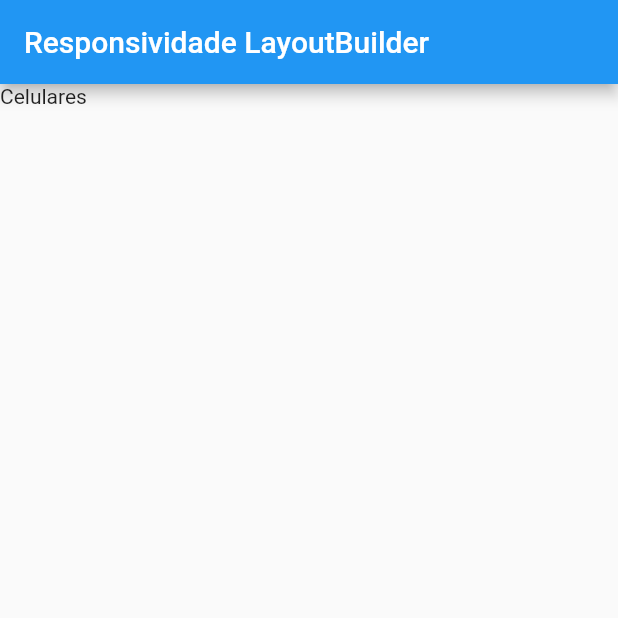
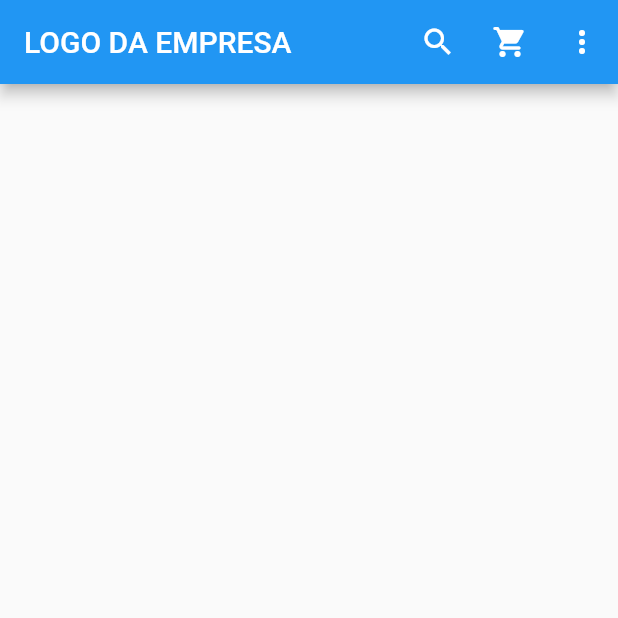
Before and after one commit to PauloRafaelSousaAlves/Responsiveness, a Flutter app: the screen it shows after launch, on a phone screen of 412 x 824 dp, the top half of it. Run offline on Flutter 3.47's test engine with Material 2 defaults, Android fonts, the phone set to English and light mode, and no system bars; missing offline and left inert: dart:html.

Commit message:
creation of mobile and web appbar

```diff
--- /dev/null
+++ b/lib/exemplo_loja_virtual/vitual_store.dart
@@ -0,0 +1,37 @@
+import 'package:flutter/material.dart';
+import 'package:responsiveness/exemplo_loja_virtual/widget/mobile_appbar.dart';
+import 'package:responsiveness/exemplo_loja_virtual/widget/web_appbar.dart';
+
+class LojaVirtual extends StatefulWidget {
+  const LojaVirtual({Key? key}) : super(key: key);
+
+  @override
+  State<LojaVirtual> createState() => _LojaVirtualState();
+}
+
+class _LojaVirtualState extends State<LojaVirtual> {
+  @override
+  Widget build(BuildContext context) {
+    return LayoutBuilder(
+      builder: ((context, constraints) {
+
+        ///Variaveis altura e largura appBar
+        var largura = constraints.maxWidth;
+        var altura = AppBar().preferredSize.height;
+
+        return Scaffold(
+          //Aqui está sendo feito uma validação de appbar para celular e telas maiores
+          appBar: largura < 600
+              ? PreferredSize(
+                  preferredSize: Size(largura, altura),
+                  child: const MobileAppbar(),
+                )
+              : PreferredSize(
+                  preferredSize: Size(largura, altura),
+                  child: const WebAppbar(),
+                ),
+        );
+      }),
+    );
+  }
+}
--- /dev/null
+++ b/lib/exemplo_loja_virtual/widget/mobile_appbar.dart
@@ -0,0 +1,26 @@
+import 'package:flutter/material.dart';
+
+class MobileAppbar extends StatelessWidget {
+  const MobileAppbar({Key? key}) : super(key: key);
+
+  @override
+  Widget build(BuildContext context) {
+    return AppBar(
+      title: const Text('LOGO DA EMPRESA'),
+      actions: [
+        IconButton(
+          onPressed: () {},
+          icon: const Icon(Icons.search),
+        ),
+        IconButton(
+          onPressed: () {},
+          icon: const Icon(Icons.shopping_cart_rounded),
+        ),
+        IconButton(
+          onPressed: () {},
+          icon: const Icon(Icons.more_vert),
+        ),
+      ],
+    );
+  }
+}
--- a/lib/main.dart
+++ b/lib/main.dart
@@ -1,5 +1,5 @@
 import 'package:flutter/material.dart';
-import 'tipos_responsividade/responsividade_layout_builder.dart';
+import 'package:responsiveness/exemplo_loja_virtual/vitual_store.dart';
 
 void main() {
   runApp(
@@ -10,7 +10,8 @@ void main() {
       // home: ResponsividadeColumnAndRow(),
       // home: ResponsividadeWrap(),
       // home: ResponsividadeOrientationBuilder(),
-      home: ResponsividadeLayoutBuilder(),
+      // home: ResponsividadeLayoutBuilder(),
+      home: LojaVirtual(),
     ),
   );
 }
```
Also changed, not shown: lib/exemplo_loja_virtual/widget/web_appbar.dart (added, +47 -0 lines).
